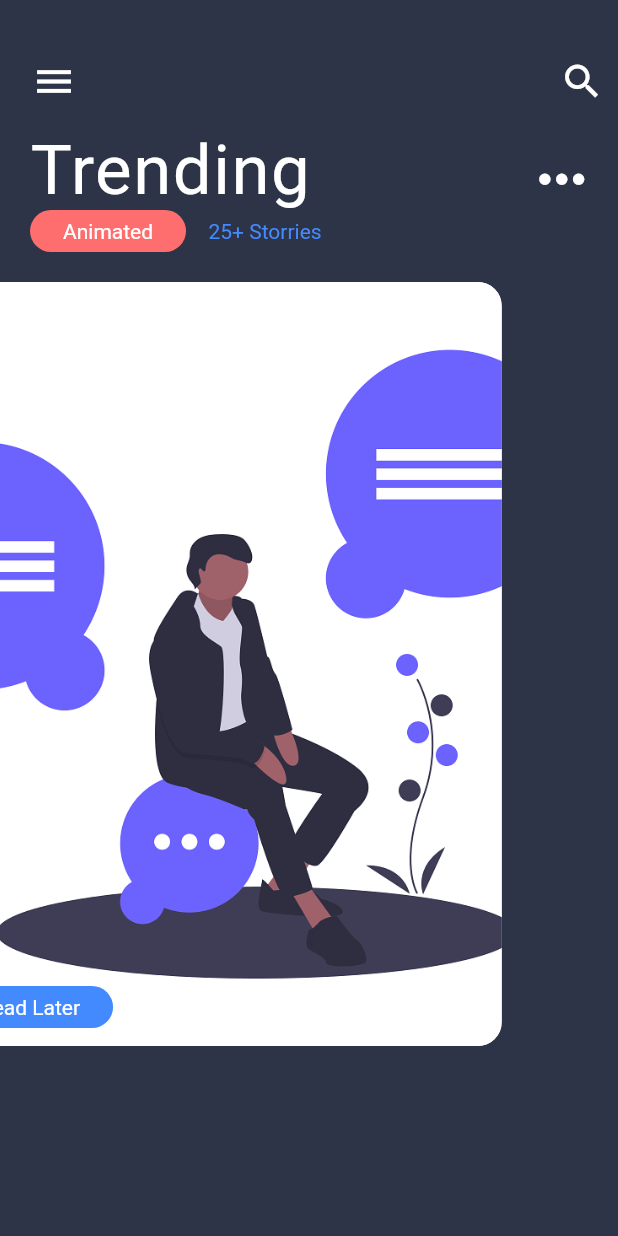
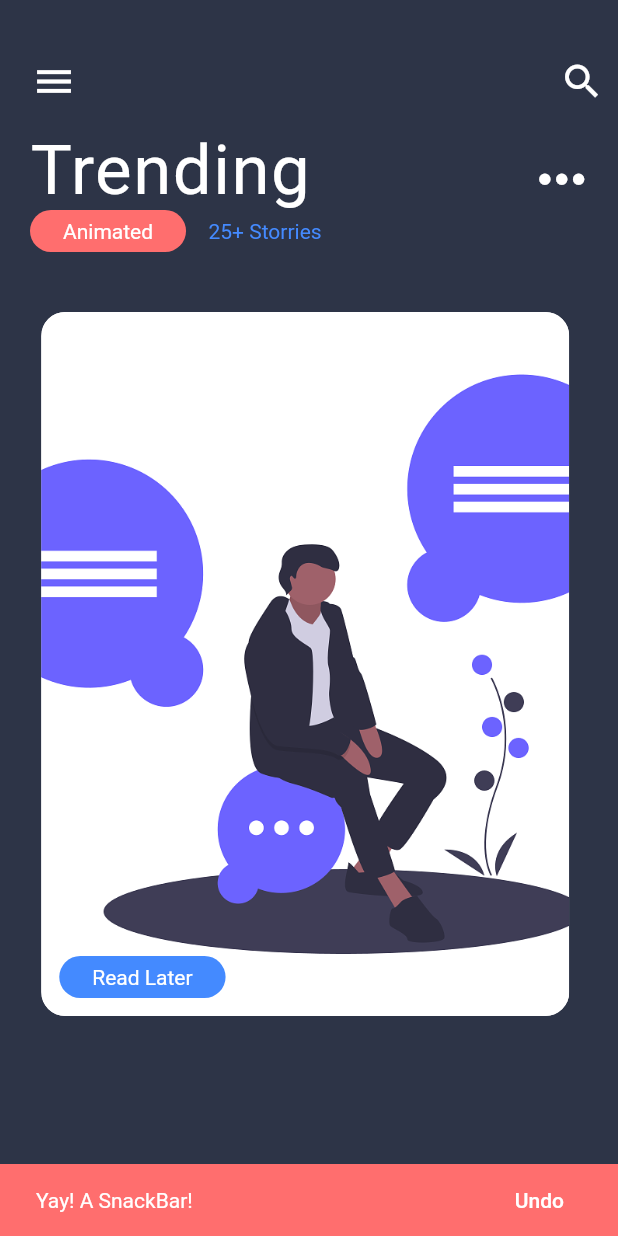
Before and after one commit to AppleMango23/animation_test1, a Flutter app: the screen it shows after launch, after a tap on the "search" icon, on a phone screen of 412 x 824 dp. Run offline on Flutter 3.47's test engine with Material 2 defaults, Android fonts, the phone set to English and light mode, and no system bars; Roboto replaces fonts that are missing (Calibre-Semibold).

Commit message:
added snackBar and fix photo

```diff
--- a/lib/main.dart
+++ b/lib/main.dart
@@ -19,6 +19,19 @@ class _MyAppState extends State<MyApp>{
   var currentPage = images.length - 1.0;
 
 
+  snackbarFunction(BuildContext context){
+    final snackBar = SnackBar(
+      content: Text('Yay! A SnackBar!'),
+      action: SnackBarAction(
+        label: 'Undo',textColor: Colors.white,
+        onPressed: () {
+          // Some code to undo the change.
+        },
+      ),
+      backgroundColor: Color(0xFFff6e6e),
+      );
+    Scaffold.of(context).showSnackBar(snackBar);
+  }
   @override
   Widget build(BuildContext context){
 
@@ -31,7 +44,10 @@ class _MyAppState extends State<MyApp>{
 
     return Scaffold(
       backgroundColor:Color(0xFF2d3447),
-      body: SingleChildScrollView(
+      body:
+        Builder(
+        builder: (context) =>
+        SingleChildScrollView(
         child: Column(
           children: <Widget>[
             Padding(
@@ -54,7 +70,7 @@ class _MyAppState extends State<MyApp>{
                 color: Colors.white,
                 size: 30.0,
               ),
-              onPressed: (){},
+              onPressed:(){snackbarFunction(context);},
               )
             ],
             ),
@@ -122,7 +138,8 @@ class _MyAppState extends State<MyApp>{
           ],
           )
         ),
-      );
+        )
+    );
   }
 }
 
@@ -158,14 +175,16 @@ class CardScrollWidget extends StatelessWidget {
           bool isOnRight = delta > 0;
 
           var start = padding +
-              max(
-                  primaryCardLeft -
-                      horizontalInset * -delta * (isOnRight ? 15 : 1),
-                  0.0);
+            // Left
+            max(
+                primaryCardLeft -
+                    horizontalInset * -delta * (isOnRight ? 15 : 1),
+                0.0) - 45;
 
           var cardItem = Positioned.directional(
-            top: padding + verticalInset * max(-delta, 0.0),
-            bottom: padding + verticalInset * max(-delta, 0.0),
+            // Size of the photo
+            top: padding + verticalInset * max(-delta, 0.0)+20 ,
+            bottom: padding + verticalInset * max(-delta, 0.0)+20,
             start: start,
             textDirection: TextDirection.rtl,
             child: ClipRRect(
@@ -189,9 +208,8 @@ class CardScrollWidget extends StatelessWidget {
                           mainAxisSize: MainAxisSize.min,
                           crossAxisAlignment: CrossAxisAlignment.start,
                           children: <Widget>[
-
                             SizedBox(
-                              height: 10.0,
+                              height: 20.0,
                             ),
                             Padding(
                               padding: const EdgeInsets.only(
```
